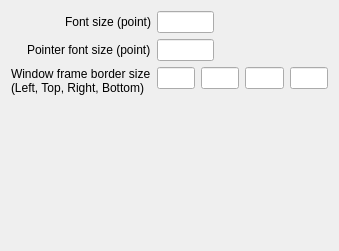
sungwonnam/SAGENext, file src/thewall/guisettingdialog.ui: the form before one commit.
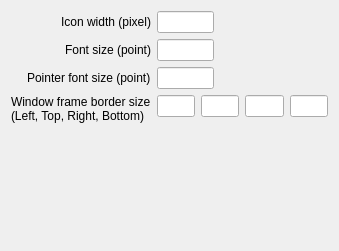
The form after the commit.

Diff of the .ui file:
```diff
--- a/src/thewall/guisettingdialog.ui
+++ b/src/thewall/guisettingdialog.ui
@@ -18,6 +18,36 @@
     <set>Qt::AlignRight|Qt::AlignTrailing|Qt::AlignVCenter</set>
    </property>
    <item row="0" column="0">
+    <widget class="QLabel" name="label_4">
+     <property name="text">
+      <string>Icon width (pixel)</string>
+     </property>
+     <property name="alignment">
+      <set>Qt::AlignRight|Qt::AlignTrailing|Qt::AlignVCenter</set>
+     </property>
+    </widget>
+   </item>
+   <item row="0" column="1">
+    <layout class="QHBoxLayout" name="horizontalLayout_4" stretch="1,2">
+     <item>
+      <widget class="QLineEdit" name="iconWidth"/>
+     </item>
+     <item>
+      <spacer name="horizontalSpacer_3">
+       <property name="orientation">
+        <enum>Qt::Horizontal</enum>
+       </property>
+       <property name="sizeHint" stdset="0">
+        <size>
+         <width>40</width>
+         <height>20</height>
+        </size>
+       </property>
+      </spacer>
+     </item>
+    </layout>
+   </item>
+   <item row="1" column="0">
     <widget class="QLabel" name="label">
      <property name="text">
       <string>Font size (point)</string>
@@ -27,7 +57,7 @@
      </property>
     </widget>
    </item>
-   <item row="0" column="1">
+   <item row="1" column="1">
     <layout class="QHBoxLayout" name="horizontalLayout" stretch="1,2">
      <item>
       <widget class="QLineEdit" name="fontSizeLineEdit"/>
@@ -47,14 +77,14 @@
      </item>
     </layout>
    </item>
-   <item row="1" column="0">
+   <item row="2" column="0">
     <widget class="QLabel" name="label_3">
      <property name="text">
       <string>Pointer font size (point)</string>
      </property>
     </widget>
    </item>
-   <item row="1" column="1">
+   <item row="2" column="1">
     <layout class="QHBoxLayout" name="horizontalLayout_3" stretch="1,2">
      <item>
       <widget class="QLineEdit" name="pointerFontSizeLineEdit"/>
@@ -74,7 +104,7 @@
      </item>
     </layout>
    </item>
-   <item row="2" column="0">
+   <item row="3" column="0">
     <widget class="QLabel" name="label_2">
      <property name="text">
       <string>Window frame border size
@@ -82,7 +112,7 @@
      </property>
     </widget>
    </item>
-   <item row="2" column="1">
+   <item row="3" column="1">
     <layout class="QHBoxLayout" name="horizontalLayout_2">
      <item>
       <widget class="QLineEdit" name="frameBorderLeftLineEdit"/>
```
